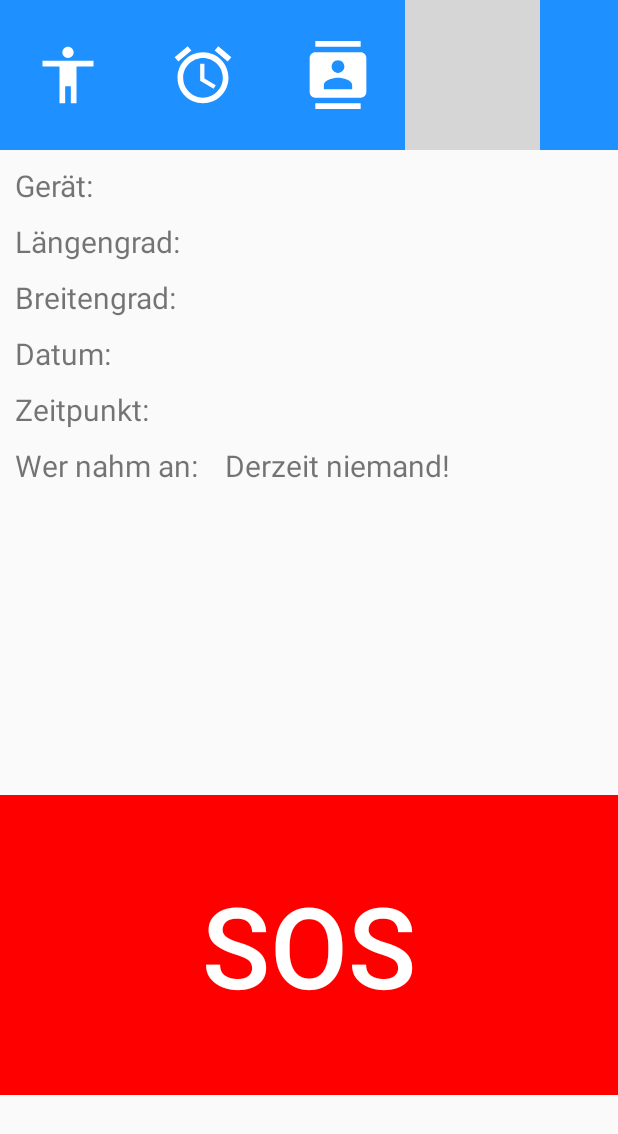
After one commit to LukasMurnig/MySimpleNotfallApp, an Android app: the DetailAlertActivity screen opened directly, with no data from a screen before it, on a phone screen of 412 x 824 dp. The commit adds this screen. Shown: the top 1134 px of the screen. Run offline under Robolectric (Android 15) with nearby library versions, the phone set to English and light mode, and no system bars; network calls fail; grey boxes are pictures that could not be loaded.

Commit message:
implement DetailAlertActivity.kt

```diff
--- a/NotfallApp/app/src/main/java/com/example/notfallapp/alarm/AlarmCanceledActivity.kt
+++ b/NotfallApp/app/src/main/java/com/example/notfallapp/alarm/AlarmCanceledActivity.kt
@@ -16,7 +16,7 @@ import com.example.notfallapp.R
 import com.example.notfallapp.interfaces.ICreatingOnClickListener
 import com.example.notfallapp.interfaces.INotifications
 import com.example.notfallapp.interfaces.ICheckPermission
-import com.example.notfallapp.menubar.AlarmsActivity
+import com.example.notfallapp.menubar.alert.AlarmsActivity
 import com.example.notfallapp.menubar.contact.ContactActivity
 import com.example.notfallapp.menubar.settings.SettingsActivity
 import com.example.notfallapp.service.ServiceCallAlarm
--- a/NotfallApp/app/src/main/java/com/example/notfallapp/alarm/TimerHandler.kt
+++ b/NotfallApp/app/src/main/java/com/example/notfallapp/alarm/TimerHandler.kt
@@ -46,7 +46,7 @@ class TimerHandler {
         private fun createAlarmInDb(context: Context){
             val androidId: String = Settings.Secure.getString(context.contentResolver, Settings.Secure.ANDROID_ID)
             val clickedTime: Date = Calendar.getInstance().time
-            val dateFormat = android.text.format.DateFormat.format("dd-MM-yyyy hh:mm:ss a", clickedTime)
+            val dateFormat = android.text.format.DateFormat.format("dd-MM-yyyy kk:mm:ss a", clickedTime)
 
             val location = CurrentLocation.getCurrentLocation(context)
 
--- a/NotfallApp/app/src/main/java/com/example/notfallapp/interfaces/ICreatingOnClickListener.kt
+++ b/NotfallApp/app/src/main/java/com/example/notfallapp/interfaces/ICreatingOnClickListener.kt
@@ -6,7 +6,7 @@ import android.widget.Button
 import android.widget.ImageButton
 import androidx.core.content.ContextCompat.startActivity
 import com.example.notfallapp.MainActivity
-import com.example.notfallapp.menubar.AlarmsActivity
+import com.example.notfallapp.menubar.alert.AlarmsActivity
 import com.example.notfallapp.menubar.contact.ContactActivity
 import com.example.notfallapp.menubar.settings.SettingsActivity
 import com.example.notfallapp.service.ServiceCallAlarm
--- a/NotfallApp/app/src/main/java/com/example/notfallapp/menubar/AlarmsActivity.kt
+++ b/NotfallApp/app/src/main/java/com/example/notfallapp/menubar/alert/AlarmsActivity.kt
@@ -1,4 +1,4 @@
-package com.example.notfallapp.menubar
+package com.example.notfallapp.menubar.alert
 
 import android.content.Context
 import android.net.ConnectivityManager
--- /dev/null
+++ b/NotfallApp/app/src/main/java/com/example/notfallapp/menubar/alert/DetailAlertActivity.kt
@@ -0,0 +1,67 @@
+package com.example.notfallapp.menubar.alert
+
+import android.os.Bundle
+import android.widget.Button
+import android.widget.ImageButton
+import android.widget.TextView
+import androidx.appcompat.app.AppCompatActivity
+import com.example.notfallapp.R
+import com.example.notfallapp.interfaces.ICreatingOnClickListener
+
+class DetailAlertActivity : AppCompatActivity(), ICreatingOnClickListener {
+
+    private lateinit var btnSos: Button
+    private lateinit var btnHome: ImageButton
+    private lateinit var btnContact: ImageButton
+    private lateinit var btnAlarms: ImageButton
+    private lateinit var btnSettings: ImageButton
+
+    private lateinit var tvDetailDeviceId: TextView
+    private lateinit var tvDetailLongitude: TextView
+    private lateinit var tvDetailLatitude: TextView
+    private lateinit var tvDetailDate: TextView
+    private lateinit var tvDetailTime: TextView
+    private lateinit var tvDetailAlarmAccepted: TextView
+
+    override fun onCreate(savedInstanceState: Bundle?) {
+        super.onCreate(savedInstanceState)
+        setContentView(R.layout.activity_detail_alert)
+
+        installComponents()
+
+        val extras = intent.extras ?: return
+        tvDetailDeviceId.text = extras.getString("deviceId")
+        tvDetailLongitude.text = extras.getDouble("longitude").toString()
+        tvDetailLatitude.text = extras.getDouble("latitude").toString()
+        val timestamp = extras.getString("timestamp").split(' ')
+        tvDetailDate.text = timestamp[0]
+        tvDetailTime.text = timestamp[1]
+        if(extras.getString("accepted") != null){
+            tvDetailAlarmAccepted.text = extras.getString("accepted")
+        }
+    }
+
+    private fun installComponents(){
+        configureButtons()
+
+        tvDetailDeviceId = findViewById(R.id.tvDetailDeviceId)
+        tvDetailLongitude = findViewById(R.id.tvDetailLongitude)
+        tvDetailLatitude = findViewById(R.id.tvDetailLatitude)
+        tvDetailDate = findViewById(R.id.tvDetailDate)
+        tvDetailTime = findViewById(R.id.tvDetailTime)
+        tvDetailAlarmAccepted = findViewById(R.id.tvDetailAlarmAccepted)
+    }
+
+    private fun configureButtons() {
+        // SOS Button
+        btnSos = findViewById(R.id.btn_sos)
+
+        // Button bar
+        btnHome = findViewById(R.id.btnHome)
+        btnAlarms = findViewById(R.id.btnAlarms)
+        //btnAlarms.setImageResource(R.drawable.device_active)
+        btnContact = findViewById(R.id.btnContact)
+        btnSettings = findViewById(R.id.btnSettings)
+        createOnClickListener(this, btnSos, btnHome, btnAlarms, btnContact, btnSettings)
+    }
+}
--- a/NotfallApp/app/src/main/java/com/example/notfallapp/menubar/contact/AddContactActivity.kt
+++ b/NotfallApp/app/src/main/java/com/example/notfallapp/menubar/contact/AddContactActivity.kt
@@ -6,7 +6,6 @@ import android.graphics.drawable.BitmapDrawable
 import android.net.ConnectivityManager
 import android.net.Uri
 import android.net.wifi.WifiManager
-import android.nfc.Tag
 import android.os.Bundle
 import android.provider.MediaStore
 import android.util.Log
@@ -17,8 +16,8 @@ import com.example.notfallapp.MainActivity
 import com.example.notfallapp.R
 import com.example.notfallapp.bll.Contact
 import com.example.notfallapp.database.EmergencyAppDatabase
+import com.example.notfallapp.interfaces.ICheckPermission
 import com.example.notfallapp.interfaces.ICreatingOnClickListener
-import com.example.notfallapp.interfaces.ICheckPermission
 import kotlinx.coroutines.GlobalScope
 import kotlinx.coroutines.launch
 import java.io.IOException
--- a/NotfallApp/app/src/main/java/com/example/notfallapp/server/ServerAlertingChain.kt
+++ b/NotfallApp/app/src/main/java/com/example/notfallapp/server/ServerAlertingChain.kt
@@ -3,7 +3,7 @@ package com.example.notfallapp.server
 import com.android.volley.Request
 import com.example.notfallapp.bll.AlertingChain
 import com.example.notfallapp.bll.AlertingChainMember
-import com.example.notfallapp.menubar.AlarmsActivity
+import com.example.notfallapp.menubar.alert.AlarmsActivity
 import org.json.JSONArray
 import org.json.JSONObject
 import java.util.*
--- a/NotfallApp/app/src/main/java/com/example/notfallapp/server/ServerApi.kt
+++ b/NotfallApp/app/src/main/java/com/example/notfallapp/server/ServerApi.kt
@@ -29,7 +29,7 @@ class ServerApi {
         var accessToken: String? = null
         private var refreshToken: String? = null
         private var multiFactorToken: String? = null
-        var tokenExpiresInSeconds: Int? = null
+        private var tokenExpiresInSeconds: Int? = null
         private var multiFactorAuth: Boolean? = null
         private var username: String? = null
         var userId: UUID? = null
--- a/NotfallApp/app/src/main/res/layout/activity_alarms.xml
+++ b/NotfallApp/app/src/main/res/layout/activity_alarms.xml
@@ -30,9 +30,9 @@
 
     <androidx.recyclerview.widget.RecyclerView
         android:id="@+id/rvAlarms"
-        android:layout_width="413dp"
-        android:layout_height="420dp"
-        android:layout_marginBottom="5dp"
+        android:layout_width="match_parent"
+        android:layout_height="410dp"
+        android:layout_marginBottom="20dp"
         android:layout_marginTop="20dp"
         app:layout_constraintBottom_toTopOf="@+id/include"
         app:layout_constraintEnd_toEndOf="parent"
--- /dev/null
+++ b/NotfallApp/app/src/main/res/layout/activity_detail_alert.xml
@@ -0,0 +1,143 @@
+<?xml version="1.0" encoding="utf-8"?>
+<androidx.constraintlayout.widget.ConstraintLayout xmlns:android="http://schemas.android.com/apk/res/android"
+    xmlns:app="http://schemas.android.com/apk/res-auto"
+    xmlns:tools="http://schemas.android.com/tools"
+    android:layout_width="match_parent"
+    android:layout_height="match_parent"
+    tools:context=".menubar.alert.DetailAlertActivity">
+
+    <include
+        android:id="@+id/include4"
+        layout="@layout/menu_bar"
+        android:layout_width="match_parent"
+        android:layout_height="100dp" />
+
+    <!-- Device Id -->
+    <TextView
+        android:layout_width="wrap_content"
+        android:layout_height="wrap_content"
+        android:layout_marginStart="10dp"
+        android:layout_marginTop="10dp"
+        android:text="@string/device"
+        android:textSize="20sp"
+        app:layout_constraintStart_toStartOf="parent"
+        app:layout_constraintTop_toBottomOf="@+id/include4" />
+    <TextView
+        android:id="@+id/tvDetailDeviceId"
+        android:layout_width="wrap_content"
+        android:layout_height="wrap_content"
+        android:textSize="20sp"
+        app:layout_constraintStart_toStartOf="parent"
+        app:layout_constraintTop_toBottomOf="@+id/include4"
+        android:layout_marginStart="100dp"
+        android:layout_marginTop="10dp"/>
+
+    <!-- Longitude -->
+    <TextView
+        android:layout_width="wrap_content"
+        android:layout_height="wrap_content"
+        android:text="@string/longitude"
+        android:textSize="20sp"
+        app:layout_constraintStart_toStartOf="parent"
+        app:layout_constraintTop_toBottomOf="@+id/tvDetailDeviceId"
+        android:layout_marginTop="10dp"
+        android:layout_marginStart="10dp"/>
+    <TextView
+        android:id="@+id/tvDetailLongitude"
+        android:layout_width="wrap_content"
+        android:layout_height="wrap_content"
+        android:textSize="20sp"
+        app:layout_constraintStart_toStartOf="parent"
+        app:layout_constraintTop_toBottomOf="@+id/tvDetailDeviceId"
+        android:layout_marginStart="140dp"
+        android:layout_marginTop="10dp"/>
+
+    <!-- Latitude -->
+    <TextView
+        android:layout_width="wrap_content"
+        android:layout_height="wrap_content"
+        android:text="@string/latitude"
+        android:textSize="20sp"
+        app:layout_constraintStart_toStartOf="parent"
+        app:layout_constraintTop_toBottomOf="@+id/tvDetailLongitude"
+        android:layout_marginTop="10dp"
+        android:layout_marginStart="10dp"/>
+    <TextView
+        android:id="@+id/tvDetailLatitude"
+        android:layout_width="wrap_content"
+        android:layout_height="wrap_content"
+        android:textSize="20sp"
+        app:layout_constraintStart_toStartOf="parent"
+        app:layout_constraintTop_toBottomOf="@+id/tvDetailLongitude"
+        android:layout_marginStart="140dp"
+        android:layout_marginTop="10dp"/>
+
+    <!-- Timestamp -->
+    <TextView
+        android:layout_width="wrap_content"
+        android:layout_height="wrap_content"
+        android:text="@string/date"
+        android:textSize="20sp"
+        app:layout_constraintStart_toStartOf="parent"
+        app:layout_constraintTop_toBottomOf="@+id/tvDetailLatitude"
+        android:layout_marginTop="10dp"
+        android:layout_marginStart="10dp"/>
+    <TextView
+        android:id="@+id/tvDetailDate"
+        android:layout_width="wrap_content"
+        android:layout_height="wrap_content"
+        android:textSize="20sp"
+        app:layout_constraintStart_toStartOf="parent"
+        app:layout_constraintTop_toBottomOf="@+id/tvDetailLatitude"
+        android:layout_marginStart="110dp"
+        android:layout_marginTop="10dp"/>
+    <TextView
+        android:layout_width="wrap_content"
+        android:layout_height="wrap_content"
+        android:text="@string/time"
+        android:textSize="20sp"
+        app:layout_constraintStart_toStartOf="parent"
+        app:layout_constraintTop_toBottomOf="@+id/tvDetailDate"
+        android:layout_marginTop="10dp"
+        android:layout_marginStart="10dp"/>
+    <TextView
+        android:id="@+id/tvDetailTime"
+        android:layout_width="wrap_content"
+        android:layout_height="wrap_content"
+        android:textSize="20sp"
+        app:layout_constraintStart_toStartOf="parent"
+        app:layout_constraintTop_toBottomOf="@+id/tvDetailDate"
+        android:layout_marginStart="110dp"
+        android:layout_marginTop="10dp"/>
+
+    <!-- Wer nahm an -->
+    <TextView
+        android:layout_width="wrap_content"
+        android:layout_height="wrap_content"
+        android:text="@string/AlarmAnswered"
+        android:textSize="20sp"
+        app:layout_constraintStart_toStartOf="parent"
+        app:layout_constraintTop_toBottomOf="@+id/tvDetailTime"
+        android:layout_marginTop="10dp"
+        android:layout_marginStart="10dp"/>
+    <TextView
+        android:id="@+id/tvDetailAlarmAccepted"
+        android:layout_width="wrap_content"
+        android:layout_height="wrap_content"
+        android:text="@string/AlarmAccepted"
+        android:textSize="20sp"
+        app:layout_constraintStart_toStartOf="parent"
+        app:layout_constraintTop_toBottomOf="@+id/tvDetailTime"
+        android:layout_marginStart="150dp"
+        android:layout_marginTop="10dp"/>
+
+    <include
+        layout="@layout/layout_button_sos"
+        android:layout_width="match_parent"
+        android:layout_height="200dp"
+        android:layout_alignParentBottom="true"
+        android:layout_centerHorizontal="true"
+        android:layout_marginTop="530dp"
+        app:layout_constraintTop_toTopOf="parent" />
+
+</androidx.constraintlayout.widget.ConstraintLayout>
--- a/NotfallApp/app/src/main/res/values/strings.xml
+++ b/NotfallApp/app/src/main/res/values/strings.xml
@@ -80,6 +80,8 @@
     <string name="priority">priority</string>
     <string name="active">active</string>
     <string name="prio">prio</string>
+    <string name="device">Gerät:</string>
+    <string name="date">Datum:</string>
 
     <!-- Settings -->
     <string name="ChangeProfil">Ändere Daten</string>
```
Also changed, not shown: NotfallApp/app/src/main/AndroidManifest.xml (+12 -10 lines), NotfallApp/app/src/main/java/com/example/notfallapp/adapter/AlarmsListAdapter.kt (+12 -9 lines), NotfallApp/app/src/main/java/com/example/notfallapp/adapter/AlertsListAdapter.kt (+12 -6 lines), NotfallApp/app/src/main/res/layout/listview_item_alarm.xml (+1 -54 lines), NotfallApp/app/src/main/res/layout/recyclerview_item_alert.xml (+0 -41 lines), 1 other file.
